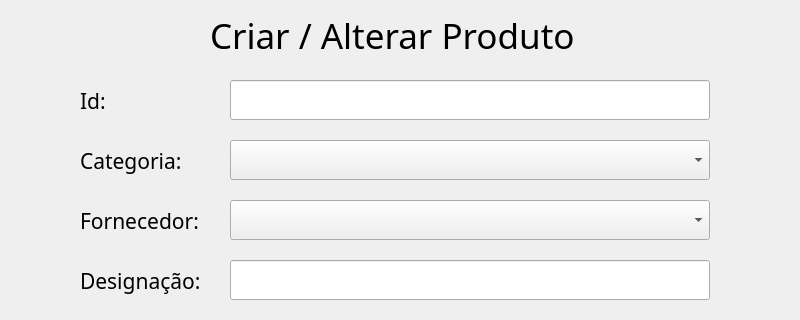
Old version of the form Interfaces/formCriarAlterarProduto.ui in the repository broski606/Projeto_Final_PSI; both pictures show x 0 to 800 and y 0 to 320 of the 800 by 600 pixel window.
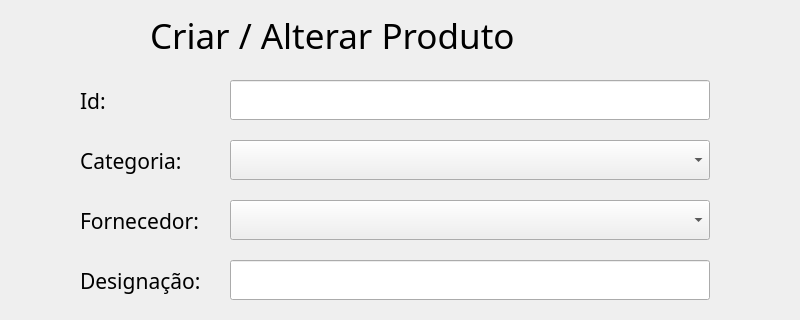
New version of the form.

Commit message: Criado o form CriarAlterarCategoria e arranjado o formCriarAlterarProduto

What changed in the file:
```diff
--- a/Interfaces/formCriarAlterarProduto.ui
+++ b/Interfaces/formCriarAlterarProduto.ui
@@ -36,9 +36,9 @@
    <widget class="QLabel" name="label_5">
     <property name="geometry">
      <rect>
-      <x>210</x>
+      <x>150</x>
       <y>10</y>
-      <width>390</width>
+      <width>501</width>
       <height>50</height>
      </rect>
     </property>
```
The commit also changes 3 other files.
